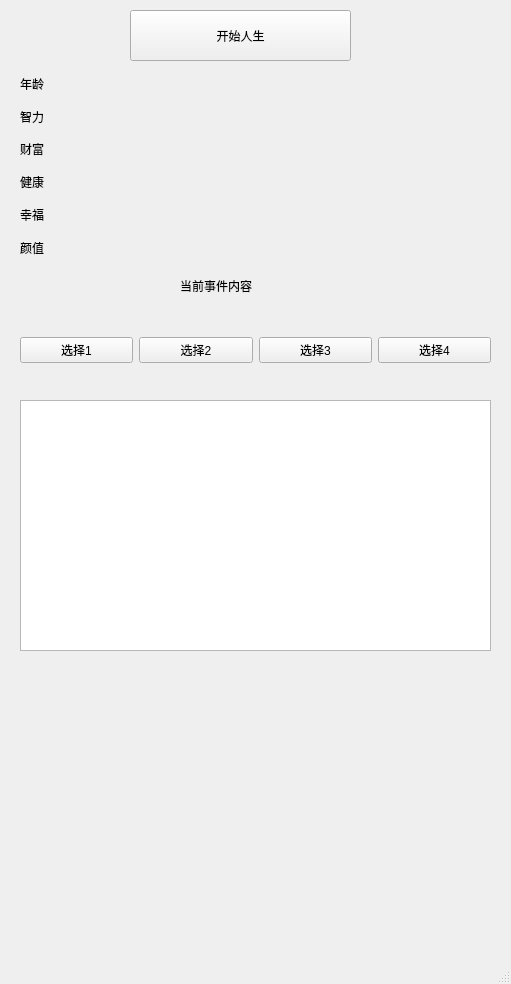
First picture: the form in LifeWindow.ui, repository WLP126/LifeRestartSimulator, before the edit.
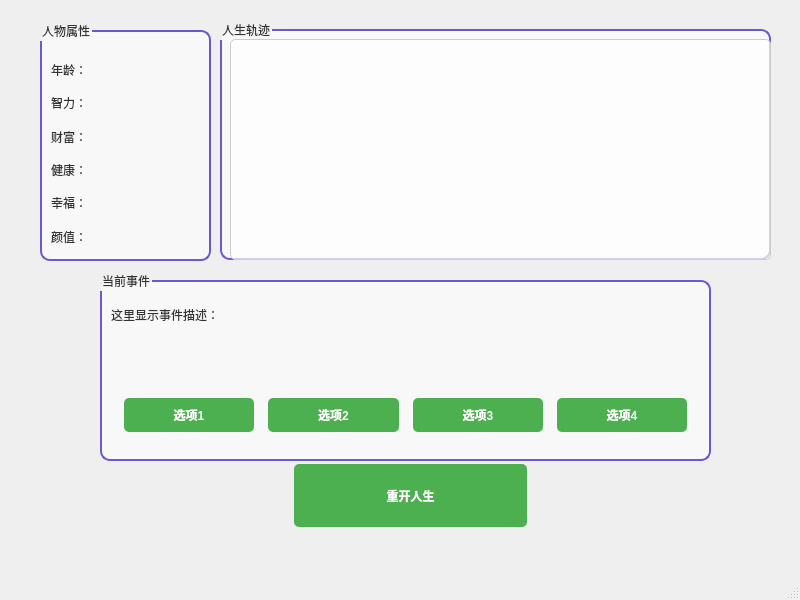
Second picture: the form after the edit.

```diff
--- a/LifeWindow.ui
+++ b/LifeWindow.ui
@@ -6,187 +6,234 @@
    <rect>
     <x>0</x>
     <y>0</y>
-    <width>511</width>
-    <height>984</height>
+    <width>800</width>
+    <height>600</height>
    </rect>
   </property>
+  <property name="sizePolicy">
+   <sizepolicy hsizetype="Expanding" vsizetype="Expanding">
+    <horstretch>0</horstretch>
+    <verstretch>0</verstretch>
+   </sizepolicy>
+  </property>
   <property name="windowTitle">
    <string>LifeWindow</string>
   </property>
-  <widget class="QWidget" name="centralwidget">
-   <widget class="QPushButton" name="startButton">
+  <property name="styleSheet">
+   <string notr="true">/* 主窗口背景 */
+QMainWindow {
+    background: qlineargradient(x1:0, y1:0, x2:1, y2:1,
+                stop:0 #1a2a6c, stop:1 #b21f1f);
+}
+
+/* 所有GroupBox样式 */
+QGroupBox {
+    background-color: rgba(255, 255, 255, 150);
+    border: 2px solid #6a5acd;
+    border-radius: 10px;
+    margin-top: 10px;
+    padding-top: 15px;
+    font: bold 14px 'Microsoft YaHei';
+    color: #333;
+}
+
+/* 按钮样式 */
+QPushButton {
+    background-color: #4CAF50;
+    border: none;
+    color: white;
+    padding: 8px 16px;
+    text-align: center;
+    font: bold 12px;
+    border-radius: 5px;
+    margin: 4px;
+}
+
+QPushButton:hover {
+    background-color: #45a049;
+}
+
+QPushButton:pressed {
+    background-color: #3e8e41;
+}
+
+/* 标签样式 */
+QLabel {
+    font: 13px 'Microsoft YaHei';
+    color: #333;
+}
+
+/* 文本浏览器样式 */
+QTextBrowser {
+    background-color: rgba(255, 255, 255, 180);
+    border: 1px solid #ccc;
+    border-radius: 5px;
+    font: 12px 'Microsoft YaHei';
+}</string>
+  </property>
+  <widget class="QWidget" name="centralWidget">
+   <widget class="QGroupBox" name="groupBox">
     <property name="geometry">
      <rect>
-      <x>130</x>
-      <y>10</y>
-      <width>221</width>
-      <height>51</height>
+      <x>40</x>
+      <y>20</y>
+      <width>171</width>
+      <height>241</height>
      </rect>
     </property>
-    <property name="text">
-     <string>开始人生</string>
-    </property>
-   </widget>
-   <widget class="QWidget" name="gridLayoutWidget">
-    <property name="geometry">
-     <rect>
-      <x>20</x>
-      <y>70</y>
-      <width>471</width>
-      <height>191</height>
-     </rect>
+    <property name="title">
+     <string>人物属性</string>
     </property>
     <layout class="QGridLayout" name="gridLayout">
+     <item row="4" column="0">
+      <widget class="QLabel" name="happyLabel">
+       <property name="text">
+        <string>幸福：</string>
+       </property>
+      </widget>
+     </item>
+     <item row="5" column="0">
+      <widget class="QLabel" name="appearLabel">
+       <property name="text">
+        <string>颜值：</string>
+       </property>
+      </widget>
+     </item>
      <item row="2" column="0">
-      <widget class="QLabel" name="label_2">
+      <widget class="QLabel" name="wealthLabel">
        <property name="text">
-        <string>智力</string>
+        <string>财富：</string>
        </property>
       </widget>
      </item>
      <item row="3" column="0">
-      <widget class="QLabel" name="label_4">
+      <widget class="QLabel" name="healthLabel">
        <property name="text">
-        <string>财富</string>
+        <string>健康：</string>
        </property>
       </widget>
      </item>
-     <item row="1" column="0">
-      <widget class="QLabel" name="label">
-       <property name="text">
-        <string>年龄</string>
-       </property>
-      </widget>
-     </item>
-     <item row="6" column="0">
-      <widget class="QLabel" name="label_3">
-       <property name="text">
-        <string>颜值</string>
-       </property>
-      </widget>
-     </item>
-     <item row="5" column="0">
-      <widget class="QLabel" name="label_6">
-       <property name="text">
-        <string>幸福</string>
-       </property>
-      </widget>
-     </item>
-     <item row="4" column="0">
-      <widget class="QLabel" name="label_5">
-       <property name="text">
-        <string>健康</string>
-       </property>
-      </widget>
-     </item>
-     <item row="1" column="1">
+     <item row="0" column="0">
       <widget class="QLabel" name="ageLabel">
+       <property name="frameShadow">
+        <enum>QFrame::Sunken</enum>
+       </property>
        <property name="text">
-        <string/>
+        <string>年龄：</string>
        </property>
       </widget>
      </item>
-     <item row="2" column="1">
+     <item row="1" column="0">
       <widget class="QLabel" name="intelLabel">
        <property name="text">
-        <string/>
+        <string>智力：</string>
        </property>
       </widget>
      </item>
-     <item row="3" column="1">
-      <widget class="QLabel" name="wealthLabel">
+    </layout>
+   </widget>
+   <widget class="QGroupBox" name="eventGroupBox">
+    <property name="geometry">
+     <rect>
+      <x>100</x>
+      <y>270</y>
+      <width>611</width>
+      <height>191</height>
+     </rect>
+    </property>
+    <property name="title">
+     <string>当前事件</string>
+    </property>
+    <layout class="QVBoxLayout" name="verticalLayout">
+     <item>
+      <widget class="QLabel" name="eventLabel1">
        <property name="text">
-        <string/>
+        <string>这里显示事件描述：</string>
        </property>
-      </widget>
-     </item>
-     <item row="4" column="1">
-      <widget class="QLabel" name="healthLabel">
-       <property name="text">
-        <string/>
+       <property name="alignment">
+        <set>Qt::AlignLeading|Qt::AlignLeft|Qt::AlignTop</set>
        </property>
-      </widget>
-     </item>
-     <item row="5" column="1">
-      <widget class="QLabel" name="happyLabel">
-       <property name="text">
-        <string/>
+       <property name="wordWrap">
+        <bool>true</bool>
        </property>
       </widget>
      </item>
-     <item row="6" column="1">
-      <widget class="QLabel" name="appearLabel">
-       <property name="text">
-        <string/>
-       </property>
+     <item>
+      <widget class="QWidget" name="choicesWidget" native="true">
+       <layout class="QHBoxLayout" name="horizontalLayout">
+        <item>
+         <widget class="QPushButton" name="choiceButton0">
+          <property name="text">
+           <string>选项1</string>
+          </property>
+         </widget>
+        </item>
+        <item>
+         <widget class="QPushButton" name="choiceButton1">
+          <property name="text">
+           <string>选项2</string>
+          </property>
+         </widget>
+        </item>
+        <item>
+         <widget class="QPushButton" name="choiceButton2">
+          <property name="text">
+           <string>选项3</string>
+          </property>
+         </widget>
+        </item>
+        <item>
+         <widget class="QPushButton" name="choiceButton3">
+          <property name="text">
+           <string>选项4</string>
+          </property>
+         </widget>
+        </item>
+       </layout>
       </widget>
      </item>
     </layout>
    </widget>
-   <widget class="QLabel" name="eventLabel">
+   <widget class="QGroupBox" name="groupBox_2">
     <property name="geometry">
      <rect>
-      <x>180</x>
-      <y>260</y>
-      <width>111</width>
-      <height>51</height>
+      <x>220</x>
+      <y>19</y>
+      <width>551</width>
+      <height>241</height>
      </rect>
+    </property>
+    <property name="title">
+     <string>人生轨迹</string>
+    </property>
+    <widget class="QTextBrowser" name="logText">
+     <property name="geometry">
+      <rect>
+       <x>10</x>
+       <y>20</y>
+       <width>541</width>
+       <height>221</height>
+      </rect>
+     </property>
+    </widget>
+   </widget>
+   <widget class="QPushButton" name="startButton">
+    <property name="geometry">
+     <rect>
+      <x>290</x>
+      <y>460</y>
+      <width>241</width>
+      <height>71</height>
+     </rect>
+    </property>
+    <property name="minimumSize">
+     <size>
+      <width>100</width>
+      <height>30</height>
+     </size>
     </property>
     <property name="text">
-     <string>当前事件内容</string>
-    </property>
-   </widget>
-   <widget class="QWidget" name="horizontalLayoutWidget">
-    <property name="geometry">
-     <rect>
-      <x>20</x>
-      <y>310</y>
-      <width>471</width>
-      <height>80</height>
-     </rect>
-    </property>
-    <layout class="QHBoxLayout" name="horizontalLayout">
-     <item>
-      <widget class="QPushButton" name="choiceButtons_3">
-       <property name="text">
-        <string>选择1</string>
-       </property>
-      </widget>
-     </item>
-     <item>
-      <widget class="QPushButton" name="choiceButtons_2">
-       <property name="text">
-        <string>选择2</string>
-       </property>
-      </widget>
-     </item>
-     <item>
-      <widget class="QPushButton" name="choiceButtons_1">
-       <property name="text">
-        <string>选择3</string>
-       </property>
-      </widget>
-     </item>
-     <item>
-      <widget class="QPushButton" name="choiceButtons_0">
-       <property name="text">
-        <string>选择4</string>
-       </property>
-      </widget>
-     </item>
-    </layout>
-   </widget>
-   <widget class="QPlainTextEdit" name="logText">
-    <property name="geometry">
-     <rect>
-      <x>20</x>
-      <y>400</y>
-      <width>471</width>
-      <height>251</height>
-     </rect>
-    </property>
-    <property name="readOnly">
-     <bool>true</bool>
+     <string>重开人生</string>
     </property>
    </widget>
   </widget>
```
Left out of the diff: 12 changed lines with no effect on the pictures.
